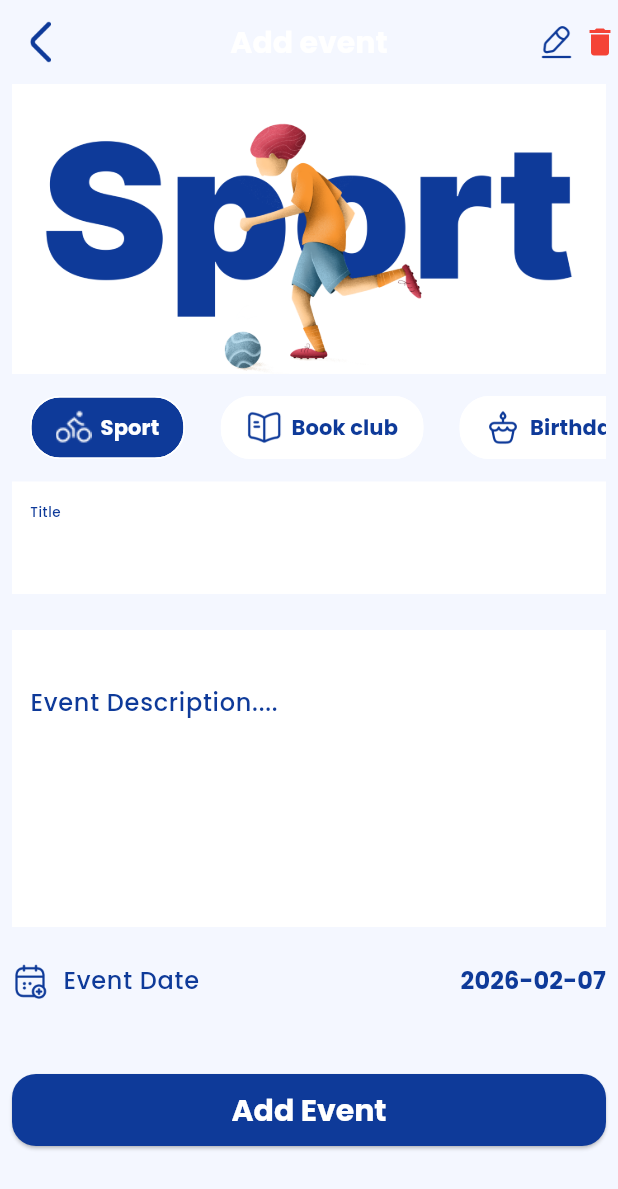
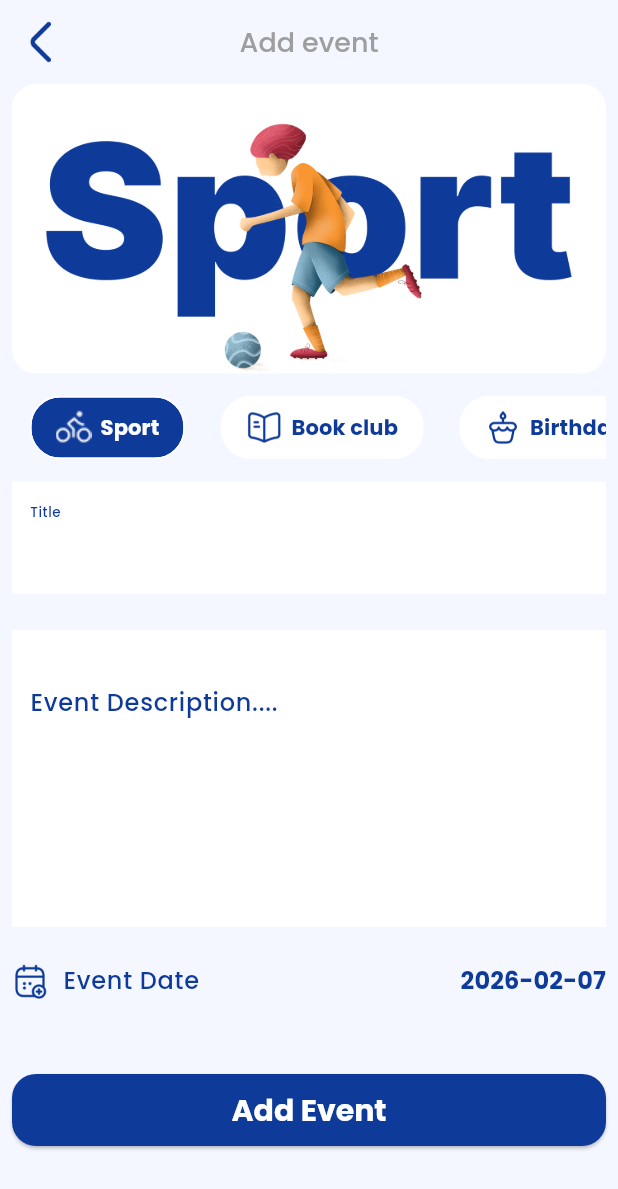
Before and after one commit to Mohamed-Hessein/c17_evently_app, a Flutter app: the EventEdit screen opened directly with empty values, on a phone screen of 412 x 824 dp. Shown: the top 1189 px of the screen. Run offline on Flutter 3.47's test engine with Material 3 defaults, Android fonts, the phone set to English and light mode, and no system bars; our stand-ins replace cloud_firestore, easy_localization, firebase_auth, firebase_core, google_fonts, introduction_screen; accounts and stored records are empty.

```diff
--- a/lib/core/theme_app.dart
+++ b/lib/core/theme_app.dart
@@ -4,7 +4,8 @@ import 'package:flutter/material.dart';
 import 'package:google_fonts/google_fonts.dart';
 class ThemeApp {
   static final ThemeData lightTheme = ThemeData(
-
+      appBarTheme: AppBarThemeData(titleTextStyle: GoogleFonts.poppins(fontSize: 18,fontWeight: FontWeight.w500,color: Colors.grey)
+      ),
       colorScheme: ColorScheme(brightness: Brightness.light, primary: AppColors.blueApp, onPrimary:  Colors.black, secondary: Colors.black, onSecondary: AppColors.blueApp, error: Colors.red, onError: Colors.red, surface: Color(0xFFF4F7FF), onSurface: Colors.white),
 bottomNavigationBarTheme: BottomNavigationBarThemeData(
 
@@ -35,7 +36,7 @@ contentPadding: EdgeInsets.symmetric(vertical: 10),
 
 
   static final ThemeData darkTheme = ThemeData(
-      colorScheme: ColorScheme(brightness: Brightness.dark, primary: AppColors.blueApp, onPrimary:   Colors.white, secondary: Colors.white, onSecondary: AppColors.blueApp, error: Colors.red, onError: Colors.red, surface: Color(0xFF000F30), onSurface:  Colors.white ),
+      colorScheme: ColorScheme(brightness: Brightness.dark, primary: AppColors.blueApp, onPrimary:   Colors.white, secondary: Colors.white, onSecondary: AppColors.blueApp, error: Colors.red, onError: Colors.red, surface: Color(0xFF000F30), onSurface:  Color(0xFF002D8F)  ),
 appBarTheme: AppBarThemeData(titleTextStyle: GoogleFonts.poppins(fontSize: 18,fontWeight: FontWeight.w500,color: Colors.white)
   ),
 
--- a/lib/main.dart
+++ b/lib/main.dart
@@ -1,6 +1,7 @@
 import 'package:easy_localization/easy_localization.dart';
 import 'package:eventle_c17_mohamed_mohamed_hessin_01552901158_7_to_10_wed_and_mon/provider/auth_provider.dart';
 import 'package:eventle_c17_mohamed_mohamed_hessin_01552901158_7_to_10_wed_and_mon/provider/theme_provider.dart';
+import 'package:eventle_c17_mohamed_mohamed_hessin_01552901158_7_to_10_wed_and_mon/screens/auth/forgot_pass_screen.dart';
 import 'package:eventle_c17_mohamed_mohamed_hessin_01552901158_7_to_10_wed_and_mon/screens/auth/login_screen.dart';
 import 'package:eventle_c17_mohamed_mohamed_hessin_01552901158_7_to_10_wed_and_mon/screens/auth/signup_screen.dart';
 import 'package:eventle_c17_mohamed_mohamed_hessin_01552901158_7_to_10_wed_and_mon/screens/home/add_event_screen.dart';
@@ -73,6 +74,8 @@ themeMode: provider.themeMode,
         EventDetails.routName : (context) =>EventDetails(),
         EventEdit.routName : (context)=> EventEdit(),
         AddEventScreen.routeName :(context)=>AddEventScreen(),
+        ForgotPassScreen.routeName: (context) => ForgotPassScreen(),
+
     },
 
     );
--- a/lib/provider/chips_provider.dart
+++ b/lib/provider/chips_provider.dart
@@ -6,9 +6,9 @@ import 'package:eventle_c17_mohamed_mohamed_hessin_01552901158_7_to_10_wed_and_m
 import 'package:flutter/material.dart';
 
 class ChipsProvider extends ChangeNotifier {
-
+List<dynamic> filterdList =[];
   List<String> images = ['','Sport','Book Club','Birthday','Meeting','Exhibition'];
-  List<String> imagesDark = ['','Sport _dark','Book Club_dark','Birthday_dark','Meeting_dark','Exhibition_dark'];
+  List<String> imagesDark = ['','Sport_dark','Book Club_dark','Birthday_dark','Meeting_dark','Exhibition_dark'];
 
   List<FirebaseModel> tasks = [];
   StreamSubscription<QuerySnapshot<FirebaseModel>>? sub ;
@@ -58,5 +58,14 @@ if(selectedIndex!=0){ data =  await   FirebaseFunctions.getEvents(catgory: image
     await getTasksStram();
     notifyListeners();
   }
-
+search(dynamic q)async{
+  if(filterdList.isEmpty){
+    filterdList = tasks;
+  }
+  filterdList = tasks.where((e){
+    return e.title.contains(q);
+  }).toList();
+  await getTasksStram();
+  notifyListeners();
 }
+}
--- a/lib/provider/theme_provider.dart
+++ b/lib/provider/theme_provider.dart
@@ -4,6 +4,8 @@ import 'package:provider/provider.dart';
 
 class ThemeProvider extends ChangeNotifier {
   ThemeMode themeMode = ThemeMode.light;
+  bool get isDark => themeMode == ThemeMode.dark;
+
   changTheme(ThemeMode mode){
      themeMode = mode;
      notifyListeners();
--- a/lib/screens/home/event_edit.dart
+++ b/lib/screens/home/event_edit.dart
@@ -29,7 +29,11 @@ class _EventEditState extends State<EventEdit> {
   List<String> images = ['Sport','Book Club','Birthday','Meeting','Exhibition'];
   List<String> chipsNames = ['Sport','Book club','Birthday','Meeting','Exhibition'];
   DateTime? selectedDate =DateTime.now();
- late TextEditingController descController ;
+
+  List<String> imagesDark = ['Sport_dark','Book Club_dark','Birthday_dark','Meeting_dark','Exhibition_dark'];
+
+
+  late TextEditingController descController ;
   late TextEditingController titleController ;
 
   @override
@@ -56,7 +60,7 @@ class _EventEditState extends State<EventEdit> {
 
       return Directionality(
         textDirection: TextDirection.ltr,
-        child: Scaffold(appBar: AppBar(actions: [GestureDetector(child: ImageIcon(AssetImage('assets/images/edit-2.png'),color: AppColors.blueApp,)),SizedBox(width: 5,),Icon(Icons.delete,color: Colors.red,)],centerTitle: true,automaticallyImplyLeading:  false,title: Text('Add event',style:Theme.of(context).appBarTheme.titleTextStyle,),leading: Padding(
+        child: Scaffold(appBar: AppBar(centerTitle: true,automaticallyImplyLeading:  false,title: Text('Add event',style:Theme.of(context).appBarTheme.titleTextStyle,),leading: Padding(
           padding: const EdgeInsets.all(10.0),
           child: GestureDetector(
               onTap: (){
@@ -71,8 +75,16 @@ class _EventEditState extends State<EventEdit> {
             child: Column(
 
               crossAxisAlignment: CrossAxisAlignment.stretch,
-              children: [Image.asset('assets/images/${images[provider.selectedIndex]}.png',width: 343,height: 193,fit: BoxFit.cover,),
-                Container(
+              children: [   ClipRRect(
+                borderRadius: BorderRadius.circular(16),
+                child: Container(       width: 343,
+                  height:
+                  193,
+                  decoration: BoxDecoration(borderRadius: BorderRadius.circular(16),border: Border.fromBorderSide(BorderSide(color: isDark? Color(0xFF002D8F) : Colors.white)),image:DecorationImage(fit: BoxFit.cover,image: AssetImage(  isDark? 'assets/images/${imagesDark[provider.selectedIndex]}.png':  'assets/images/${images[provider.selectedIndex]}.png',
+                  ))),
+
+                ),
+              ),      Container(
                     height: 60,
                     child: ListView.separated(
 
--- a/lib/screens/home/home_screen.dart
+++ b/lib/screens/home/home_screen.dart
@@ -32,6 +32,7 @@ List<Widget> screens = [EventScreen(),FavScreen(),Profle()];
     return Directionality(
       textDirection: TextDirection.ltr,
       child: Scaffold(
+
 bottomNavigationBar: BottomNavigationBar(
 
 
```
Also changed, not shown: lib/core/firebase_functions.dart (+8 -0 lines), lib/provider/fav_provider.dart (+13 -1 lines), lib/screens/auth/forgot_pass_screen.dart (added, +45 -0 lines), lib/screens/auth/login_screen.dart (+6 -1 lines), lib/screens/home/add_event_screen.dart (+30 -4 lines), lib/screens/home/event_details.dart (+15 -3 lines), lib/screens/home/event_screen.dart (+15 -5 lines), lib/screens/home/fav_screen.dart (+32 -11 lines), assets/images/Sport_dark.png (renamed from assets/images/Sport _dark.png), assets/images/change-setting.png (added), lib/widgets/event_item.dart (added).
